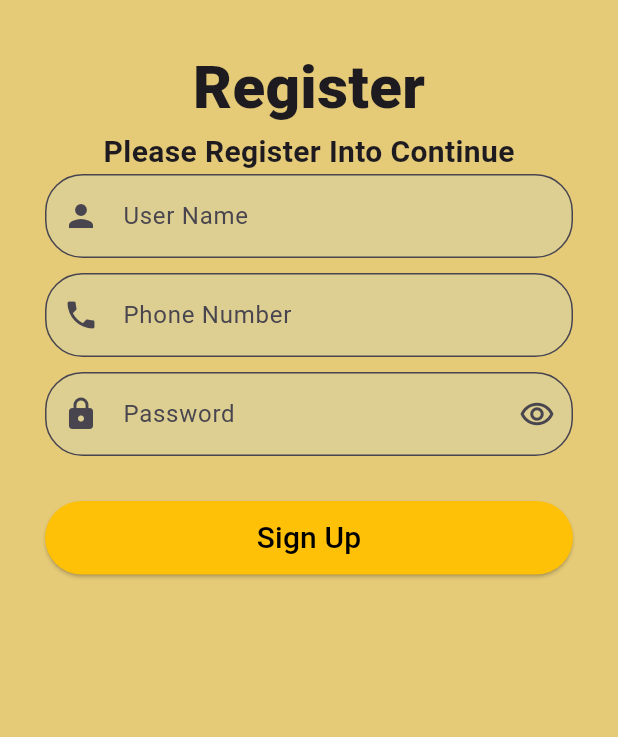
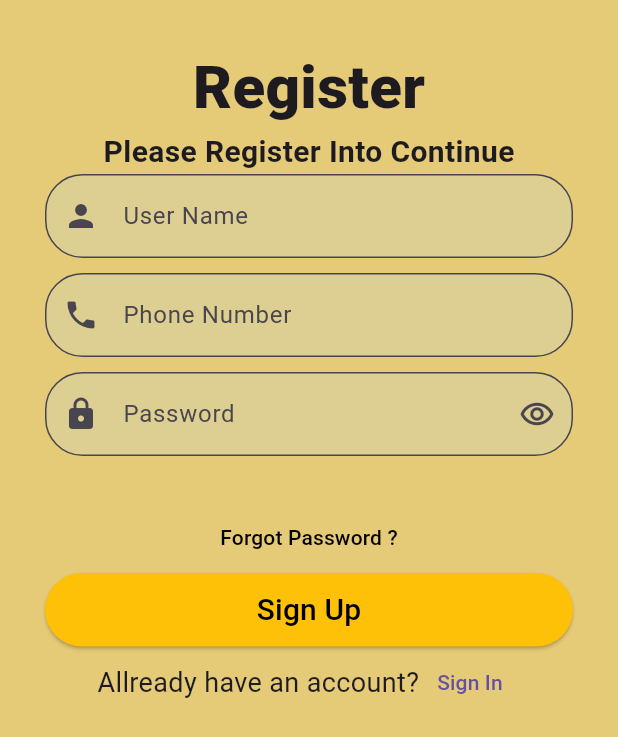
Before and after one commit to Dileesha-Lakshan07/capstone_project, a Flutter app: the screen it shows after launch, on a phone screen of 412 x 824 dp. Shown: the top 737 px of the screen. Run offline on Flutter 3.47's test engine with Material 3 defaults, Android fonts, the phone set to English and light mode, and no system bars.

Commit message:
Add forgot password function and sign up function to login and signUp screen.

```diff
--- a/dileesha/frontend/lib/login.dart
+++ b/dileesha/frontend/lib/login.dart
@@ -19,6 +19,7 @@ class _loginState extends State<login> {
               _header(context),
               _inputFeild(context),
               _elevateButton(context),
+              _signUp(context),
             ]
         ),
       ),
@@ -85,4 +86,14 @@ class _loginState extends State<login> {
     );
   }
 
+  _signUp(context){
+    return Row(
+      mainAxisAlignment: MainAxisAlignment.center,
+      children: <Widget>[
+        Text("Don't have aan account?",style: TextStyle(fontSize: 18),),
+        TextButton(onPressed: (){}, child:Text("Sign Up")),
+      ],
+    );
+  }
+
 }
--- a/dileesha/frontend/lib/signUp.dart
+++ b/dileesha/frontend/lib/signUp.dart
@@ -18,7 +18,9 @@ class _signUpState extends State<signUp> {
             children: [
               _header(context),
               _inputFeild(context),
+              _forgotPassword(context),
               _elevateButton(context),
+              _signUp(context),
             ]
         ),
       ),
@@ -96,6 +98,12 @@ class _signUpState extends State<signUp> {
     );
   }
 
+  _forgotPassword(context){
+    return TextButton(onPressed:(){}, child: const Text("Forgot Password ?"),
+      style: ButtonStyle(foregroundColor: MaterialStateProperty.all(Colors.black)),);
+  }
+
+
   _elevateButton(context){
     return Column(
       crossAxisAlignment: CrossAxisAlignment.stretch,
@@ -111,4 +119,14 @@ class _signUpState extends State<signUp> {
       ],
     );
   }
+
+  _signUp(context){
+    return Row(
+      mainAxisAlignment: MainAxisAlignment.center,
+      children: <Widget>[
+        Text("Allready have an account?",style: TextStyle(fontSize: 18),),
+        TextButton(onPressed: (){}, child:Text("Sign In")),
+      ],
+    );
+  }
 }
```
